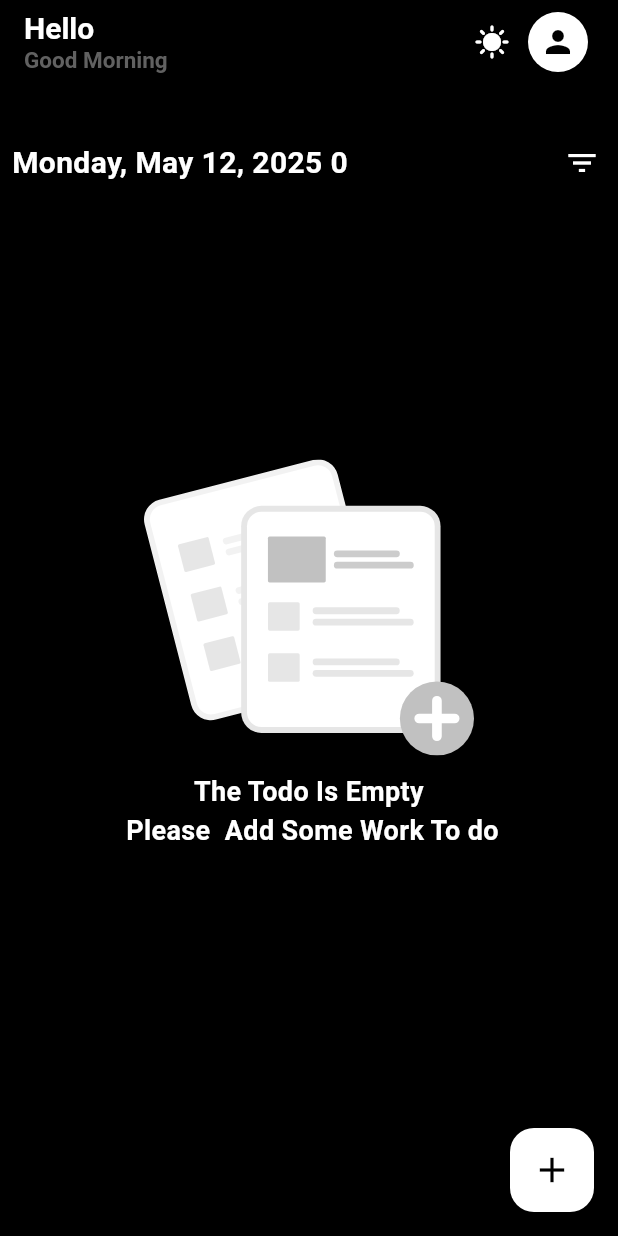
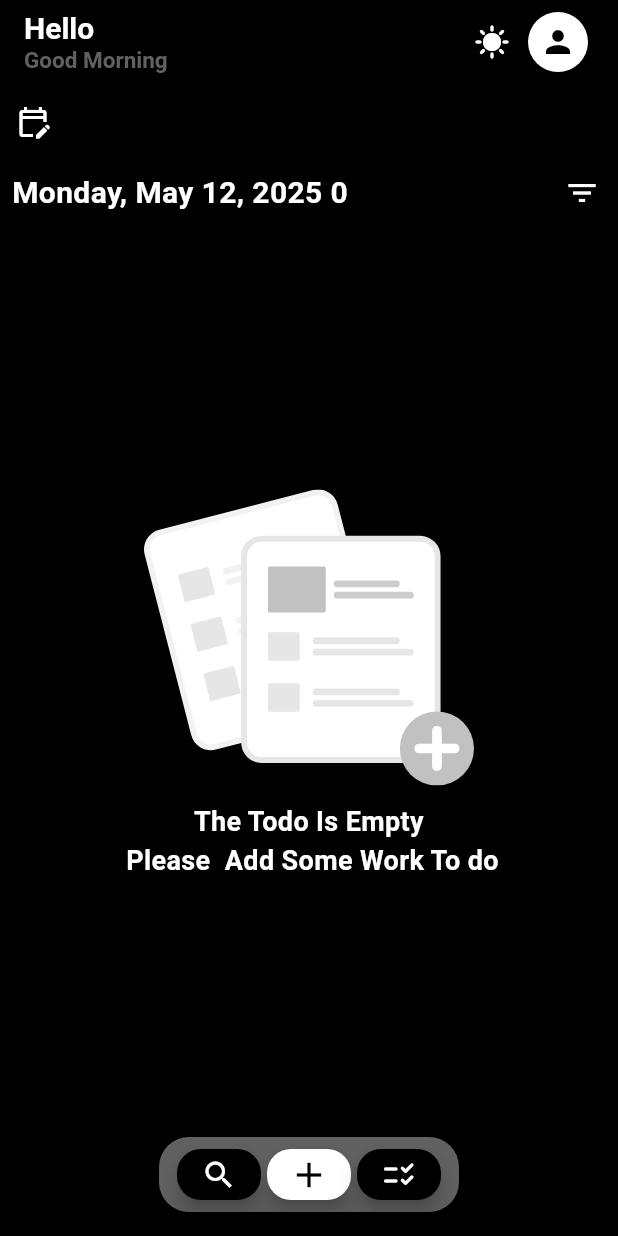
Before and after one commit to jbranabb/todoUkk, a Flutter app: the HomePage screen opened directly, after a tap on the "dark mode" icon, on a phone screen of 412 x 824 dp. Run offline on Flutter 3.47's test engine with Material 3 defaults, Android fonts, the phone set to English and light mode, and no system bars; our stand-ins replace bloc, equatable, firebase_auth, firebase_core, firebase_database, flutter_bloc and 1 more; accounts and stored records are empty.

Commit message:
new file:   lib/bloc/cuit/date_cubit.dart 	modified:   lib/bloc/cuit/theme_cubit.dart 	modified:   lib/bloc/todo/todo_bloc.dart 	modified:   lib/bloc/todo/todo_event.dart 	modified:   lib/main.dart 	modified:   lib/todo/pages/home_page.dart

```diff
--- /dev/null
+++ b/lib/bloc/cuit/date_cubit.dart
@@ -0,0 +1,32 @@
+import 'package:bloc/bloc.dart';
+import 'package:firebase_database/firebase_database.dart';
+import 'package:todo/bloc/todo/todo_bloc.dart';
+
+class DateCubit extends Cubit<List<String>> {
+  DateCubit() : super([]) {}
+
+  final DatabaseReference dbref = FirebaseDatabase.instance.ref();
+
+  Future<void> getDate() async {
+    try {
+      await dbref.child('todos/$uid').onValue.listen(
+        (event) {
+          if (event.snapshot.exists) {
+            final dates = (event.snapshot.value as Map<dynamic, dynamic>)
+                .keys
+                .cast<String>()
+                .toList()
+              ..sort((a, b) => a.compareTo(b)
+                 );
+            emit(dates);
+          } else {
+            emit([]);
+          }
+        },
+      );
+    } catch (e) {
+      print('Failed to load data $e');
+      emit([]);
+    }
+  }
+}
--- a/lib/bloc/cuit/theme_cubit.dart
+++ b/lib/bloc/cuit/theme_cubit.dart
@@ -1,9 +1,10 @@
 import 'package:bloc/bloc.dart';
+import 'package:firebase_database/firebase_database.dart';
+import 'package:todo/bloc/todo/todo_bloc.dart';
 
 class ThemeCubit extends Cubit<bool>{
   ThemeCubit(): super(false);
   void changeTheme(){
     emit(!state);
-    print(state);
   }
 }
--- a/lib/bloc/todo/todo_bloc.dart
+++ b/lib/bloc/todo/todo_bloc.dart
@@ -49,5 +49,18 @@ class TodoBloc extends Bloc<TodoEvent, TodoState> {
       ));
 
     });
+    on<ListDate>((event, emit)async {
+      try{
+        var snapshot = await FirebaseDatabase.instance.ref().child('todos/$uid').get();
+        if(snapshot.exists){
+          print('yes');
+        }else{
+          print('NO');
+
+        }
+      }catch(e){
+
+      }
+    });
   }
 }
--- a/lib/bloc/todo/todo_event.dart
+++ b/lib/bloc/todo/todo_event.dart
@@ -41,4 +41,6 @@ class Filter extends TodoEvent{
   @override
   List<Object?> get props => [fileterPriorty, isCompleted];
 }
-class DayTime extends TodoEvent{}
+class ListDate extends TodoEvent{
+
+}
--- a/lib/main.dart
+++ b/lib/main.dart
@@ -3,6 +3,7 @@ import 'package:firebase_core/firebase_core.dart';
 import 'package:flutter/material.dart';
 import 'package:flutter_bloc/flutter_bloc.dart';
 import 'package:todo/bloc/bloc/daytim_bloc.dart';
+import 'package:todo/bloc/cuit/date_cubit.dart';
 import 'package:todo/bloc/cuit/theme_cubit.dart';
 import 'package:todo/bloc/login/auth_bloc.dart';
 import 'package:todo/bloc/todo/todo_bloc.dart';
@@ -23,6 +24,7 @@ void main() async {
       BlocProvider(create: (context) => AuthBloc(),),
       BlocProvider(create: (context) => DaytimBloc(),),
       BlocProvider(create: (context) => ThemeCubit(),),
+      BlocProvider(create: (context) => DateCubit(),),
     ],
     child: const MyApp()));
 }
--- a/lib/todo/pages/home_page.dart
+++ b/lib/todo/pages/home_page.dart
@@ -2,6 +2,7 @@ import 'dart:async';
 
 import 'package:firebase_auth/firebase_auth.dart';
 import 'package:firebase_database/firebase_database.dart';
+import 'package:firebase_database/ui/firebase_animated_list.dart';
 import 'package:flutter/cupertino.dart';
 import 'package:flutter/material.dart';
 import 'package:flutter/widgets.dart';
@@ -9,6 +10,7 @@ import 'package:flutter_bloc/flutter_bloc.dart';
 import 'package:flutter_svg/flutter_svg.dart';
 import 'package:intl/intl.dart';
 import 'package:todo/bloc/bloc/daytim_bloc.dart';
+import 'package:todo/bloc/cuit/date_cubit.dart';
 import 'package:todo/bloc/cuit/theme_cubit.dart';
 import 'package:todo/bloc/login/auth_bloc.dart';
 import 'package:todo/bloc/todo/todo_bloc.dart';
@@ -35,6 +37,7 @@ class _HomePageState extends State<HomePage> {
   String? selectedPriorityFilter;
   bool? filterCompleted;
   bool iscompledfilter = false;
+  String dateClick = date;
   List<String> priorty = [
     'tinggi',
     'sedang',
@@ -44,7 +47,7 @@ class _HomePageState extends State<HomePage> {
   @override
   void initState() {
     super.initState();
-    print('initstate');
+    context.read<DateCubit>().getDate();
     context.read<DaytimBloc>().add(ChangeDay());
     Timer.periodic(const Duration(hours: 1), (timer) {
       if (mounted) {
@@ -55,11 +58,10 @@ class _HomePageState extends State<HomePage> {
 
   @override
   Widget build(BuildContext context) {
-    print('Build HomePage');
-    print('Primary ${Theme.of(context).colorScheme.primary}');
-    print('Secondary ${Theme.of(context).colorScheme.secondary}');
     FirebaseAuth auth = FirebaseAuth.instance;
-    Query dbref = FirebaseDatabase.instance.ref().child('todos/$uid/$date');
+    print('build');
+    Query dbref =
+        FirebaseDatabase.instance.ref().child('todos/$uid/$dateClick');
     String dateW = DateFormat.yMMMMEEEEd().format(DateTime.now());
     return Scaffold(
       backgroundColor: Theme.of(context).colorScheme.primary,
@@ -157,14 +159,85 @@ class _HomePageState extends State<HomePage> {
       body: SingleChildScrollView(
         child: Column(
           children: [
-            Container(
-              height: 30,
-              decoration: BoxDecoration(
-                  color: Theme.of(context).colorScheme.primary,
-                  borderRadius: const BorderRadius.only(
-                      bottomLeft: Radius.circular(50),
-                      bottomRight: Radius.circular(50))),
+            BlocBuilder<DateCubit, List<String>>(builder: (context, dates) {
+              return Container(
+                height: 50,
+                decoration:
+                    BoxDecoration(color: Theme.of(context).colorScheme.primary),
+                child: Row(
+                  children: [
+                    BlocBuilder<DateCubit, List<String>>(
+                      builder: (context, state) {
+                        if(state.where((element) => element == date).isNotEmpty){
+                          print('ada');
+                          return Container(
+                              );
+                        }else{
+                          print('tidak ada');
+
+                        }
+                        return Row(
+                          children: [
+                    SizedBox(width: 10,),
+                            GestureDetector(
+                            onTap: (){
+                              setState(() {
+                                      dateClick = date;
+                              });
+                              print(dateClick);
+                              print(state);
+                              print(state.where((element) => element == date,));
+                            },
+                            child:AnimatedContainer(
+                              duration: Durations.long3,
+
+
+                                // width: ,
+                                height: 45,
+                                // color: Colors.blue,
+                                child:  Center(
+                                  child: Icon(Icons.edit_calendar_outlined, color: Theme.of(context).colorScheme.onPrimary),
                                 ),
+                              )
+
+                                                  ),
+                          ],
+                        );
+                      } ,
+                    ),
+                    Expanded(
+                      child: GridView.builder(
+                        itemCount: dates.length,
+                        gridDelegate: SliverGridDelegateWithFixedCrossAxisCount(
+                            crossAxisCount: 7,
+                            childAspectRatio: 0.9,
+                            crossAxisSpacing: 1,
+                            mainAxisSpacing: 1
+
+                            ),
+                        itemBuilder: (context, index) => Padding(
+                          padding: const EdgeInsets.all(8.0),
+                          child: GestureDetector(
+                            onTap: () {
+                              setState(() {
+                                dateClick = dates[index];
+                              });
+                              print(dateClick);
+                            },
+                            child: Container(
+                              height: 10,
+                              width: 10,
+                              child: Center(child: Text(dates[index].substring(0, 6), textAlign: TextAlign.center,style: TextStyle(fontSize: 15, color: Theme.of(context).colorScheme.onPrimary),)),
+                            ),
+                          ),
+                        ),
+                      ),
+                    ),
+
+                  ],
+                ),
+              );
+            }),
             SizedBox(
                 height: 45,
                 child: Row(
@@ -273,11 +346,7 @@ class _HomePageState extends State<HomePage> {
                                                           null,
                                                   isCompleted: filterCompleted =
                                                       false));
-                                              // Navigator.pop(context);
-                                              // // print('====');
-                                              // // print(selectedPriorityFilter);
-                                              // print(filterCompleted);
-                                              // // print(iscompledfilter);
+                                                      Navigator.of(context).pop();
                                             },
                                             child: const Text("Reset Filter",
                                                 style: TextStyle(
@@ -440,7 +509,7 @@ class _HomePageState extends State<HomePage> {
                                         showDialog(
                                           context: context,
                                           builder: (context) => AlertDialog(
-                                            title:MyText(text: "Update Todo"),
+                                            title: MyText(text: "Update Todo"),
                                             content: Column(
                                               mainAxisSize: MainAxisSize.min,
                                               children: [
@@ -492,7 +561,9 @@ class _HomePageState extends State<HomePage> {
                                                     titleC.clear();
                                                     desC.clear();
                                                   },
-                                                  child: MyText(text: 'No',)),
+                                                  child: MyText(
+                                                    text: 'No',
+                                                  )),
                                               TextButton(
                                                   onPressed: () {
                                                     context
@@ -529,6 +600,7 @@ class _HomePageState extends State<HomePage> {
                                           ),
                                         );
                                       },
+                                      leading: null,
                                       title: Text(
                                         tod['title'],
                                         style: TextStyle(
@@ -603,7 +675,20 @@ class _HomePageState extends State<HomePage> {
           ],
         ),
       ),
-      floatingActionButton: FloatingActionButton(
+      floatingActionButtonLocation: FloatingActionButtonLocation.centerFloat,
+      floatingActionButton: Container(
+        height: 50,
+        width: 200,
+        decoration: BoxDecoration(
+            color: Theme.of(context).colorScheme.secondary,
+            borderRadius: BorderRadius.circular(20)),
+        child: Padding(
+          padding: const EdgeInsets.all(8.0),
+          child: Row(
+            mainAxisAlignment: MainAxisAlignment.spaceEvenly,
+            children: [
+              FloatingActionButton(onPressed: () {}, child: Icon(Icons.search)),
+              FloatingActionButton(
                 backgroundColor: Theme.of(context).colorScheme.onPrimary,
                 onPressed: () {
                   showDialog(
@@ -612,8 +697,8 @@ class _HomePageState extends State<HomePage> {
                       backgroundColor: Theme.of(context).colorScheme.secondary,
                       title: Text(
                         'Tambahkan Todo Baru',
-                style:
-                    TextStyle(color: Theme.of(context).colorScheme.onPrimary),
+                        style: TextStyle(
+                            color: Theme.of(context).colorScheme.onPrimary),
                       ),
                       content: Column(
                         mainAxisSize: MainAxisSize.min,
@@ -627,16 +712,20 @@ class _HomePageState extends State<HomePage> {
                             decoration: InputDecoration(
                                 enabledBorder: UnderlineInputBorder(
                                     borderSide: BorderSide(
-                                color:
-                                    Theme.of(context).colorScheme.surface)),
+                                        color: Theme.of(context)
+                                            .colorScheme
+                                            .surface)),
                                 focusedBorder: UnderlineInputBorder(
                                     borderSide: BorderSide(
-                                color: Theme.of(context).colorScheme.primary))),
+                                        color: Theme.of(context)
+                                            .colorScheme
+                                            .primary))),
                             hint: const Text('Pilih Priorty'),
                             isExpanded: true,
                             value: iselected,
                             items: priorty
-                        .map((e) => DropdownMenuItem(value: e, child: Text(e)))
+                                .map((e) =>
+                                    DropdownMenuItem(value: e, child: Text(e)))
                                 .toList(),
                             onChanged: (value) {
                               rty.text = value.toString();
@@ -651,7 +740,9 @@ class _HomePageState extends State<HomePage> {
                               desC.clear();
                               Navigator.of(context).pop();
                             },
-                    child: MyText(text: "No",)),
+                            child: MyText(
+                              text: "No",
+                            )),
                         BlocConsumer<TodoBloc, TodoState>(
                           builder: (context, state) => TextButton(
                               onPressed: () {
@@ -663,10 +754,11 @@ class _HomePageState extends State<HomePage> {
                                 titleC.clear();
                                 desC.clear();
                               },
-                      child:MyText(text: 'Yes')),
+                              child: MyText(text: 'Yes')),
                           listener: (context, state) {
                             if (state is Todoloaded) {
-                      ScaffoldMessenger.of(context).showSnackBar(const SnackBar(
+                              ScaffoldMessenger.of(context)
+                                  .showSnackBar(const SnackBar(
                                 content: Text('Berhasil Menambahkan Data'),
                                 duration: Durations.extralong2,
                                 backgroundColor: Colors.green,
@@ -693,12 +785,19 @@ class _HomePageState extends State<HomePage> {
                     ),
                   );
                 },
-        child:
-           Icon(
+                child: Icon(
                   Icons.add,
                   size: 28,
                   weight: 10,
                   color: Theme.of(context).colorScheme.primary,
+                ),
+              ),
+              FloatingActionButton(
+                onPressed: () {},
+                child: Icon(Icons.checklist_rtl_rounded),
+              )
+            ],
+          ),
         ),
       ),
     );
@@ -716,8 +815,7 @@ class MyText extends StatelessWidget {
   Widget build(BuildContext context) {
     return Text(
       text,
-      style: TextStyle(
-          color: Theme.of(context).colorScheme.onPrimary),
+      style: TextStyle(color: Theme.of(context).colorScheme.onPrimary),
     );
   }
 }
```
Lines whose indentation alone changed are shown as unchanged.
